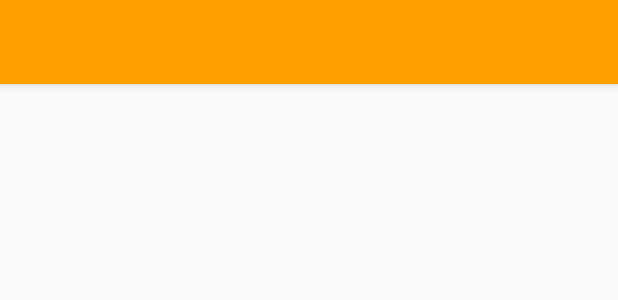
After one commit to freshollie/206CDE35, an Android app: the layout activity_help.xml on its own in the app's theme, with its tools: preview values and no code run, on a phone screen of 412 x 824 dp. The commit adds this screen. Shown: the top 300 px of the screen. Run offline under Robolectric (Android 15) with nearby library versions, the phone set to English and light mode, and no system bars.

Commit message:
Started adding help activity

```diff
--- /dev/null
+++ b/project/app/DisasterZone/app/src/main/res/layout/activity_help.xml
@@ -0,0 +1,24 @@
+<?xml version="1.0" encoding="utf-8"?>
+<android.support.design.widget.CoordinatorLayout xmlns:android="http://schemas.android.com/apk/res/android"
+    xmlns:app="http://schemas.android.com/apk/res-auto"
+    xmlns:tools="http://schemas.android.com/tools"
+    android:layout_width="match_parent"
+    android:layout_height="match_parent"
+    tools:context="uk.ac.coventry.m206cde.tutorial3.group5.disasterzone.HelpActivity">
+
+    <android.support.design.widget.AppBarLayout
+        android:layout_width="match_parent"
+        android:layout_height="wrap_content"
+        android:theme="@style/AppTheme.NoActionBar.AppBarOverlay">
+
+        <android.support.v7.widget.Toolbar
+            android:id="@+id/toolbar"
+            android:layout_width="match_parent"
+            android:layout_height="?attr/actionBarSize"
+            android:background="?attr/colorPrimary"
+            app:popupTheme="@style/AppTheme.NoActionBar.PopupOverlay" />
+
+    </android.support.design.widget.AppBarLayout>
+
+    <include layout="@layout/content_help" />
+</android.support.design.widget.CoordinatorLayout>
--- a/project/app/DisasterZone/app/src/main/res/layout/activity_splash_screen.xml
+++ b/project/app/DisasterZone/app/src/main/res/layout/activity_splash_screen.xml
@@ -22,7 +22,7 @@
         android:layout_width="wrap_content"
         android:layout_height="wrap_content"
         android:layout_below="@+id/splash_logo"
-        android:text="Welcome to disaster zone"
+        android:text="@string/splash_screen_text"
         android:layout_centerHorizontal="true"
         android:textAppearance="?android:textAppearanceMedium"/>
 
--- /dev/null
+++ b/project/app/DisasterZone/app/src/main/res/layout/content_help.xml
@@ -0,0 +1,13 @@
+<?xml version="1.0" encoding="utf-8"?>
+<RelativeLayout xmlns:android="http://schemas.android.com/apk/res/android"
+    xmlns:app="http://schemas.android.com/apk/res-auto"
+    xmlns:tools="http://schemas.android.com/tools"
+    android:layout_width="match_parent"
+    android:layout_height="match_parent"
+    app:layout_behavior="@string/appbar_scrolling_view_behavior"
+    tools:context="uk.ac.coventry.m206cde.tutorial3.group5.disasterzone.HelpActivity"
+    tools:showIn="@layout/activity_help">
+
+
+
+</RelativeLayout>
--- a/project/app/DisasterZone/app/src/main/res/values/strings.xml
+++ b/project/app/DisasterZone/app/src/main/res/values/strings.xml
@@ -22,7 +22,11 @@
     <string name="title_activity_disasters">Disasters</string>
     <string name="no_items_selected">No items selected</string>
     <string name="set_location">Set Location</string>
+
     <string name="no_internet_message">The internet needs to be available to find stores for items</string>
     <string name="no_internet_title">No internet</string>
+
     <string name="ok">Ok</string>
+    <string name="splash_screen_text"><u>Welcome</u> \nThe number one app to help you stay safe in the event of a disaster</string>
+    <string name="title_activity_help">HelpActivity</string>
 </resources>
```
Also changed, not shown: project/app/DisasterZone/app/build.gradle (+4 -4 lines), project/app/DisasterZone/app/src/main/AndroidManifest.xml (+9 -8 lines), project/app/DisasterZone/app/src/main/java/uk/ac/coventry/m206cde/tutorial3/group5/disasterzone/HelpActivity.java (added, +29 -0 lines), project/app/DisasterZone/app/src/main/res/drawable/ic_info_white_24dp.xml (added, +9 -0 lines).
